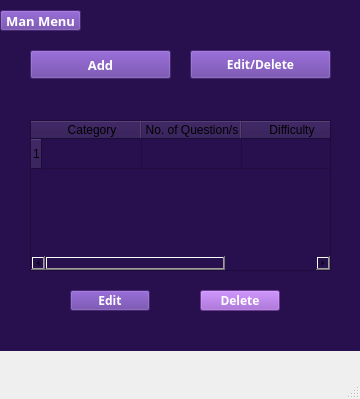
First picture: the form in mathquest/mainwindow.ui, repository Sloth-iNkt/mathquest, before the edit.
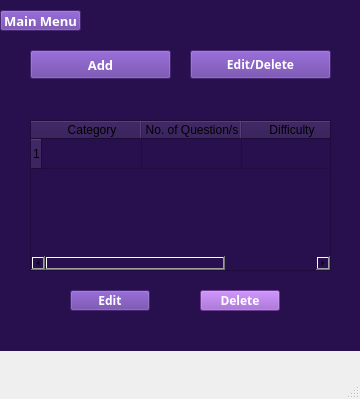
Second picture: the form after the edit. The open tabs and pages were chosen to show the change.

Patch:
```diff
--- a/mathquest/mainwindow.ui
+++ b/mathquest/mainwindow.ui
@@ -1479,7 +1479,7 @@
 color: white</string>
       </property>
       <property name="text">
-       <string>Man Menu</string>
+       <string>Main Menu</string>
       </property>
      </widget>
      <widget class="QPushButton" name="editIndex">
```
Left out of the diff: 10 changed lines with no effect on the pictures.
